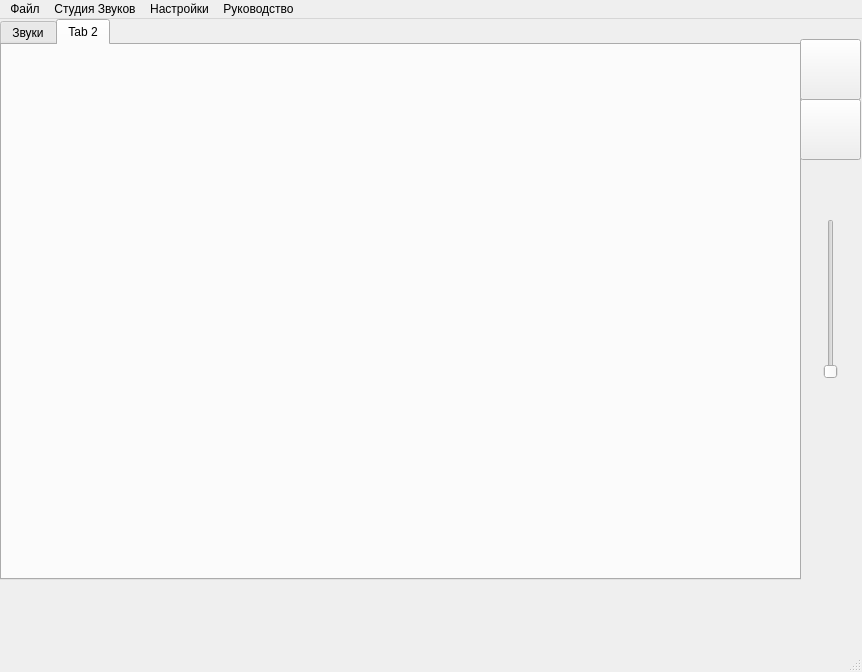
Qt form mainWindows/Interface/New_base.ui (Roman4404/spanel) before a commit.
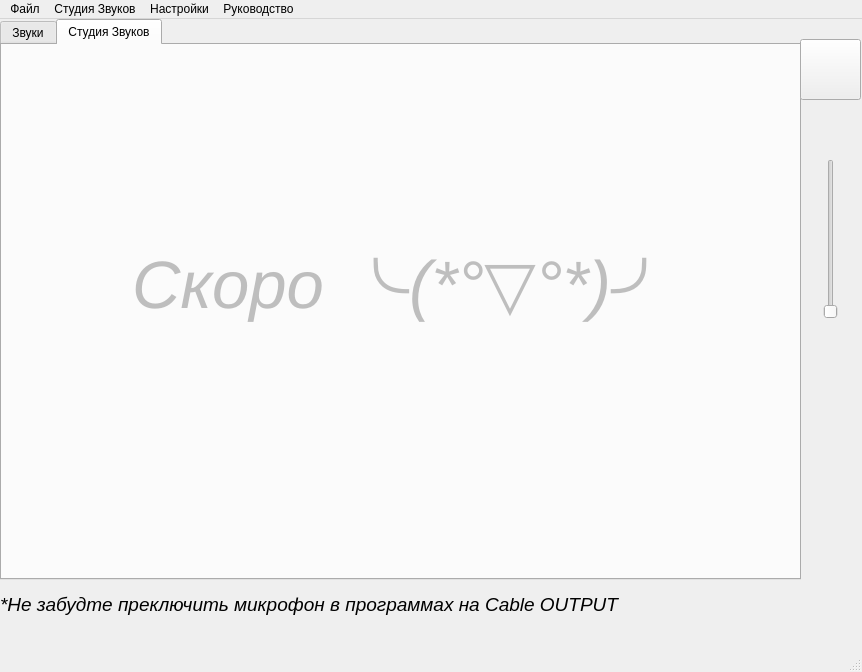
The same form after that commit. The open tabs and pages were chosen to show the change.

```diff
--- a/mainWindows/Interface/New_base.ui
+++ b/mainWindows/Interface/New_base.ui
@@ -93,15 +93,33 @@
       <bool>false</bool>
      </property>
      <attribute name="title">
-      <string>Tab 2</string>
+      <string>Студия Звуков</string>
      </attribute>
+     <widget class="QLabel" name="label_2">
+      <property name="geometry">
+       <rect>
+        <x>130</x>
+        <y>200</y>
+        <width>571</width>
+        <height>91</height>
+       </rect>
+      </property>
+      <property name="font">
+       <font>
+        <pointsize>50</pointsize>
+       </font>
+      </property>
+      <property name="text">
+       <string>&lt;html&gt;&lt;head/&gt;&lt;body&gt;&lt;p&gt;&lt;span style=&quot; font-style:italic;&quot;&gt;Скоро ╰(*°▽°*)╯&lt;/span&gt;&lt;/p&gt;&lt;/body&gt;&lt;/html&gt;</string>
+      </property>
+     </widget>
     </widget>
    </widget>
    <widget class="QSlider" name="valuts_volums_verticalSlider">
     <property name="geometry">
      <rect>
       <x>820</x>
-      <y>200</y>
+      <y>140</y>
       <width>22</width>
       <height>160</height>
      </rect>
@@ -114,7 +132,7 @@
     <property name="geometry">
      <rect>
       <x>800</x>
-      <y>140</y>
+      <y>80</y>
       <width>61</width>
       <height>51</height>
      </rect>
@@ -128,24 +146,11 @@
      <string/>
     </property>
    </widget>
-   <widget class="QPushButton" name="play_pushButton">
-    <property name="geometry">
-     <rect>
-      <x>800</x>
-      <y>20</y>
-      <width>61</width>
-      <height>61</height>
-     </rect>
-    </property>
-    <property name="text">
-     <string/>
-    </property>
-   </widget>
    <widget class="QPushButton" name="stop_pushButton">
     <property name="geometry">
      <rect>
       <x>800</x>
-      <y>80</y>
+      <y>20</y>
       <width>61</width>
       <height>61</height>
      </rect>
@@ -154,6 +159,24 @@
      <string/>
     </property>
    </widget>
+   <widget class="QLabel" name="label">
+    <property name="geometry">
+     <rect>
+      <x>0</x>
+      <y>570</y>
+      <width>791</width>
+      <height>31</height>
+     </rect>
+    </property>
+    <property name="font">
+     <font>
+      <pointsize>14</pointsize>
+     </font>
+    </property>
+    <property name="text">
+     <string>&lt;html&gt;&lt;head/&gt;&lt;body&gt;&lt;p&gt;&lt;span style=&quot; font-style:italic;&quot;&gt;*Не забудте преключить микрофон в программах на Cable OUTPUT&lt;/span&gt;&lt;/p&gt;&lt;/body&gt;&lt;/html&gt;</string>
+    </property>
+   </widget>
   </widget>
   <widget class="QMenuBar" name="menubar">
    <property name="geometry">
```
